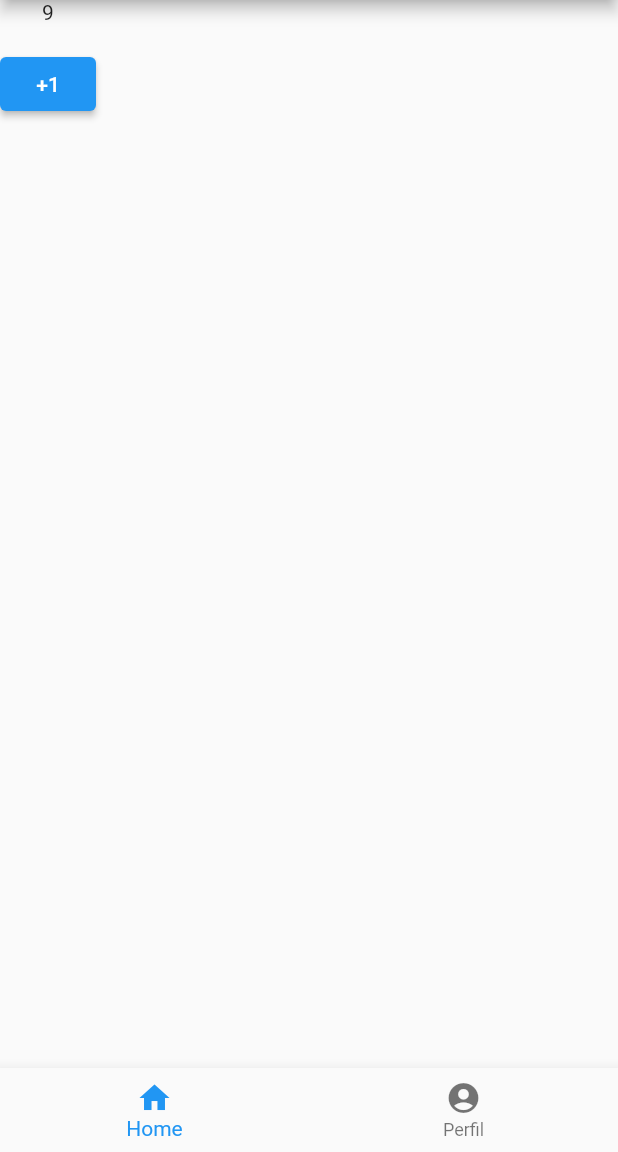
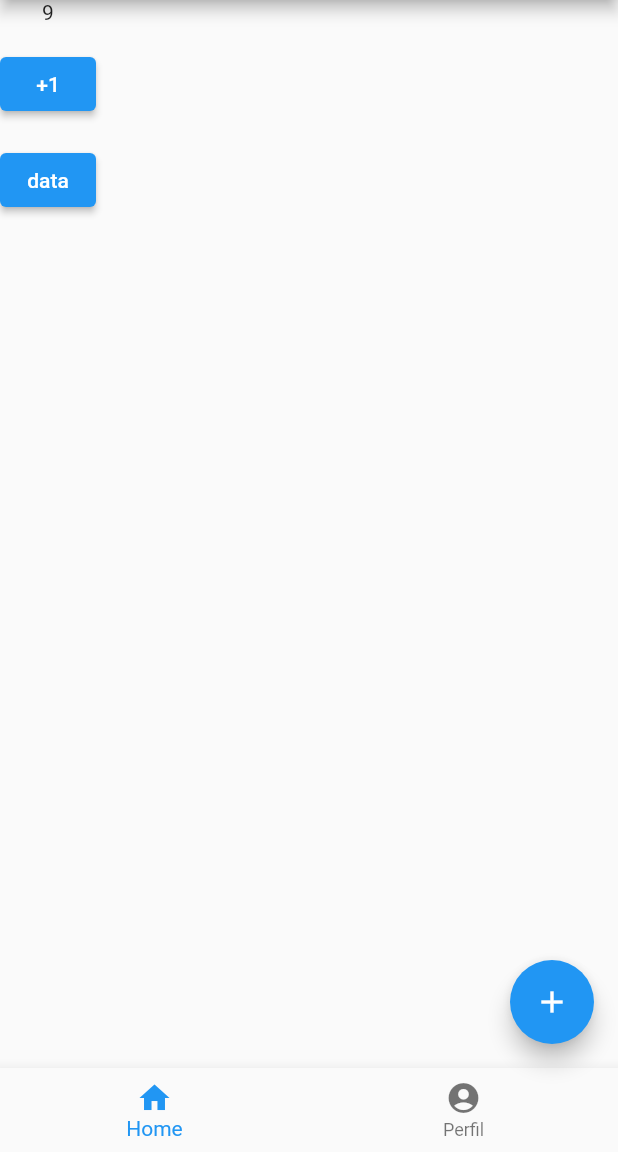
Before and after one commit to AndersonSantanaMjv/shcool, a Flutter app: the screen it shows after launch, after a tap on "+1", on a phone screen of 412 x 824 dp, the part 84-1236 px from its top. Run offline on Flutter 3.47's test engine with Material 2 defaults, Android fonts, the phone set to English and light mode, and no system bars.

Commit message:
envio 14 06 - 2

```diff
--- a/lib/components/app_bar_component.dart
+++ b/lib/components/app_bar_component.dart
@@ -1,10 +1,20 @@
 import 'package:flutter/material.dart';
 
-class AppBarComponent extends StatelessWidget {
-  const AppBarComponent({super.key});
+class AppBarComponent extends StatelessWidget implements PreferredSizeWidget {
+  final String titulo;
+
+  const AppBarComponent({
+    Key? key,
+    this.titulo = 'School',
+  }) : super(key: key);
+
+  static Size get size => const Size.fromHeight(kToolbarHeight);
+
+  @override
+  Size get preferredSize => const Size.fromHeight(kToolbarHeight);
 
   @override
   Widget build(BuildContext context) {
-    return AppBar(title: const Text('School'));
+    return AppBar(title: Text(titulo));
   }
 }
--- a/lib/pages/home/abas/afazeres_tab.dart
+++ b/lib/pages/home/abas/afazeres_tab.dart
@@ -1,12 +1,11 @@
-import 'dart:developer';
-
 import 'package:flutter/material.dart';
 import 'package:shcool/components/spacer_component.dart';
 
 class AfazeresTab extends StatefulWidget {
   final int valorInicial;
+  final void Function(int tabIndx)? callback;
 
-  const AfazeresTab({super.key, required this.valorInicial});
+  const AfazeresTab({super.key, required this.valorInicial, this.callback});
 
   @override
   State createState() => _AfazeresTab();
@@ -19,6 +18,12 @@ class _AfazeresTab extends State<AfazeresTab> {
     setState(() {
       acumulador++;
     });
+  }
+
+  void handleCallBack() {
+    if (widget.callback != null) {
+      widget.callback!(1);
+    }
   }
 
   @override
@@ -38,6 +43,8 @@ class _AfazeresTab extends State<AfazeresTab> {
               somarMaisUm();
             },
             child: const Text('+1')),
+        const SpacerComponent(),
+        ElevatedButton(onPressed: handleCallBack, child: const Text('data')),
       ],
     );
   }
--- a/lib/pages/home/home_page.dart
+++ b/lib/pages/home/home_page.dart
@@ -1,11 +1,18 @@
 import 'package:flutter/material.dart';
 import 'package:shcool/pages/home/abas/afazeres_tab.dart';
+import '../../components/app_bar_component.dart';
+import 'abas/perfil_tab.dart';
 
-class HomePage extends StatelessWidget {
-  const HomePage({super.key});
+class HomePage extends StatefulWidget {
+  const HomePage({Key? key}) : super(key: key);
 
   @override
-  Widget build(BuildContext context) {
+  State createState() => _HomePageState();
+}
+
+class _HomePageState extends State<HomePage> {
+  late int abaSelecionada;
+
   final List<BottomNavigationBarItem> _abas = [
     const BottomNavigationBarItem(icon: Icon(Icons.home), label: 'Home'),
     const BottomNavigationBarItem(
@@ -14,15 +21,36 @@ class HomePage extends StatelessWidget {
 
   final List<Widget> _conteudos = [
     const AfazeresTab(valorInicial: 8),
-      const Text('perfil'),
+    const PerfilTab(),
   ];
 
+  void handleTab(int tabIdx) {
+    setState(() {
+      abaSelecionada = tabIdx;
+    });
+  }
+
+  @override
+  void initState() {
+    abaSelecionada = 0;
+    super.initState();
+  }
+
+  @override
+  Widget build(BuildContext context) {
     return Scaffold(
-      appBar: AppBar(title: const Text('School')),
-      body: _conteudos.elementAt(0),
+      appBar: const AppBarComponent(),
+      body: _conteudos.elementAt(abaSelecionada),
       bottomNavigationBar: BottomNavigationBar(
+        onTap: handleTab,
         items: _abas,
-        currentIndex: 0,
+        currentIndex: abaSelecionada,
+      ),
+      floatingActionButton: FloatingActionButton(
+        onPressed: () {
+          handleTab(1);
+        },
+        child: const Icon(Icons.add),
       ),
     );
   }
```
Lines whose indentation alone changed are shown as unchanged.
